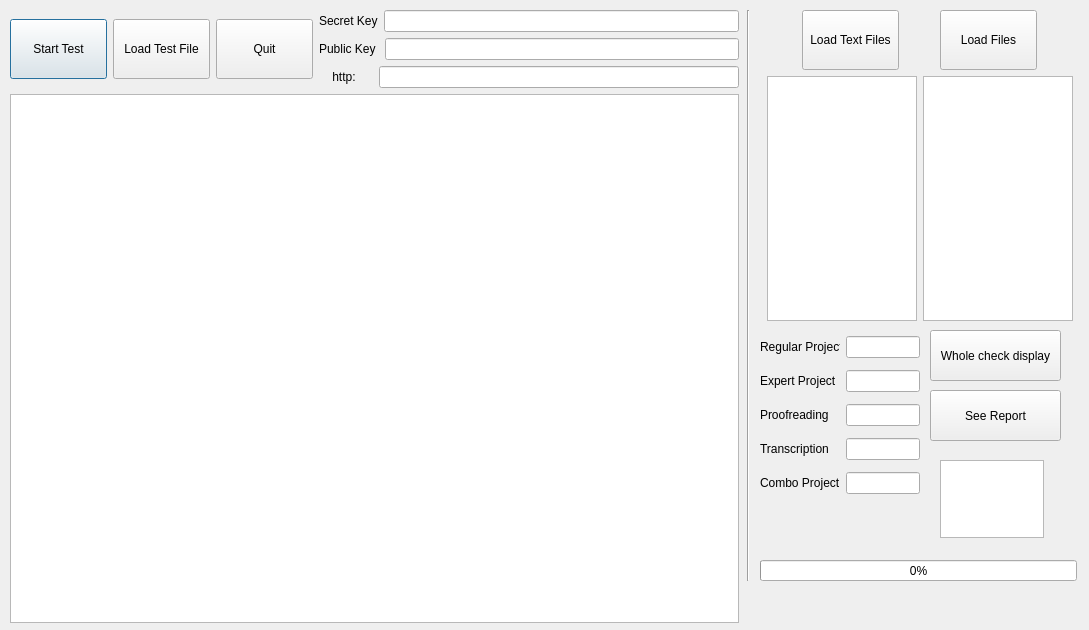
Qt form main_design.ui (yvgenyk/API-Test2) before a commit.
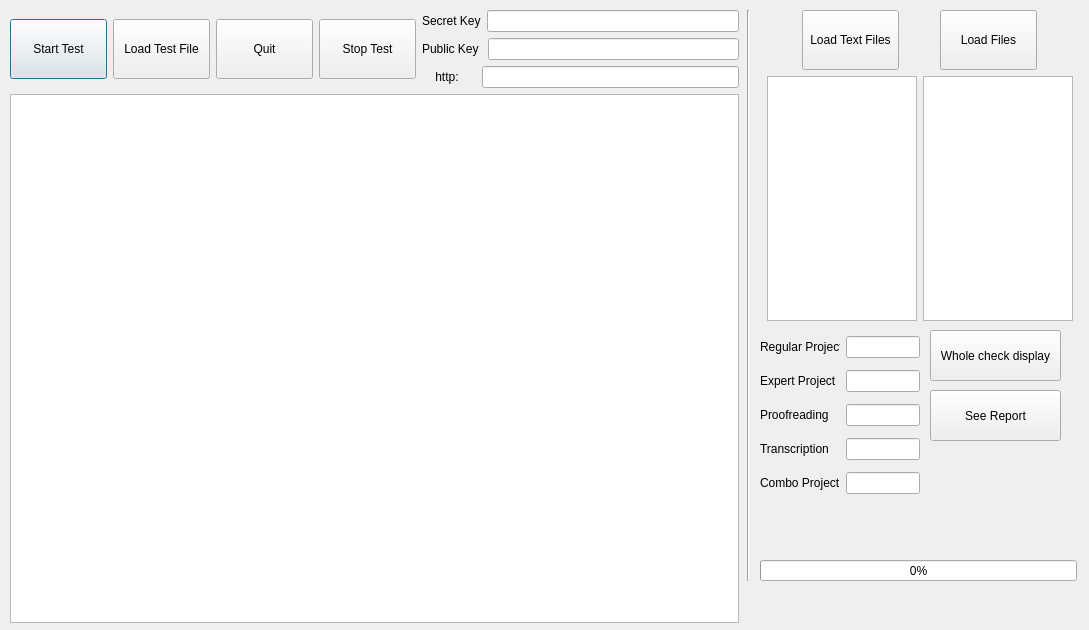
The same form after that commit.

The edit to the form file:
```diff
--- a/main_design.ui
+++ b/main_design.ui
@@ -25,7 +25,7 @@
    <layout class="QGridLayout" name="gridLayout">
     <item row="0" column="0">
      <layout class="QGridLayout" name="gridLayout_2">
-      <item row="0" column="3">
+      <item row="0" column="4">
        <layout class="QVBoxLayout" name="verticalLayout_2">
         <item>
          <layout class="QHBoxLayout" name="horizontalLayout">
@@ -37,7 +37,11 @@
            </widget>
           </item>
           <item>
-           <widget class="QLineEdit" name="lineEdit"/>
+           <widget class="QLineEdit" name="lineEdit">
+            <property name="text">
+             <string/>
+            </property>
+           </widget>
           </item>
          </layout>
         </item>
@@ -126,6 +130,19 @@
         </property>
        </widget>
       </item>
+      <item row="0" column="3">
+       <widget class="QPushButton" name="stopBtn">
+        <property name="minimumSize">
+         <size>
+          <width>97</width>
+          <height>60</height>
+         </size>
+        </property>
+        <property name="text">
+         <string>Stop Test</string>
+        </property>
+       </widget>
+      </item>
      </layout>
     </item>
     <item row="1" column="0">
@@ -423,16 +440,6 @@
     <string>See Report</string>
    </property>
   </widget>
-  <widget class="QTextEdit" name="textEdit">
-   <property name="geometry">
-    <rect>
-     <x>940</x>
-     <y>460</y>
-     <width>104</width>
-     <height>78</height>
-    </rect>
-   </property>
-  </widget>
  </widget>
  <resources/>
  <connections/>
```
